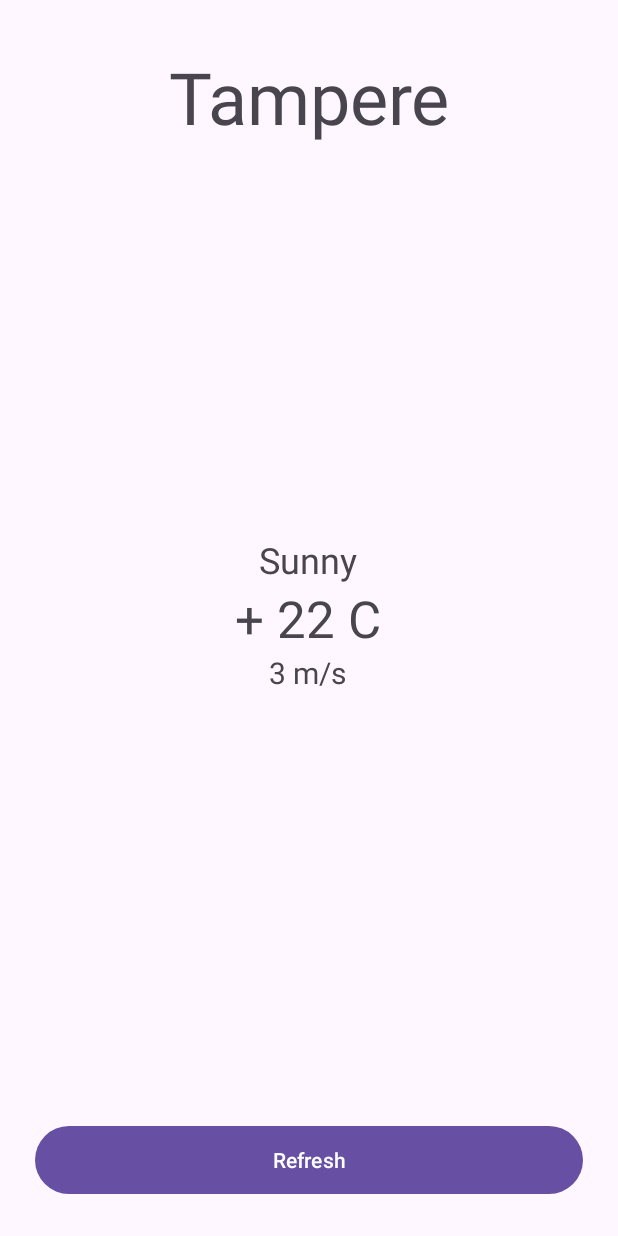
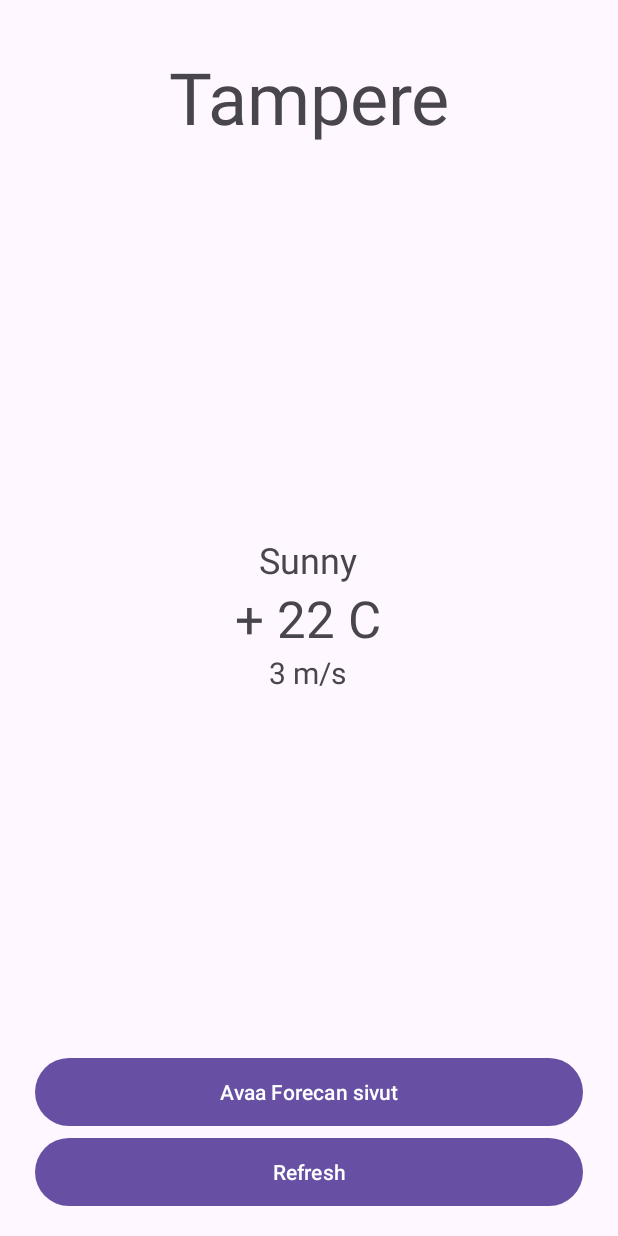
Before and after one commit to hennasavilahti/android-basics, an Android app: the screen it shows after launch (MainActivity), after a tap on "Refresh", on a phone screen of 412 x 824 dp. Run offline under Robolectric (Android 15) with nearby library versions, the phone set to English and light mode, and no system bars; our stand-ins replace Volley; network calls fail.

Commit message:
Finished week 4 assignments

```diff
--- a/week-4/weather-app/app/src/main/java/com/example/weatherapp/MainActivity.java
+++ b/week-4/weather-app/app/src/main/java/com/example/weatherapp/MainActivity.java
@@ -2,8 +2,12 @@ package com.example.weatherapp;
 
 import androidx.appcompat.app.AppCompatActivity;
 
+import android.content.Intent;
+import android.net.Uri;
 import android.os.Bundle;
 import android.view.View;
+import android.widget.TextView;
+import android.widget.Toast;
 
 import com.android.volley.Request;
 import com.android.volley.RequestQueue;
@@ -11,6 +15,9 @@ import com.android.volley.Response;
 import com.android.volley.VolleyError;
 import com.android.volley.toolbox.StringRequest;
 import com.android.volley.toolbox.Volley;
+
+import org.json.JSONException;
+import org.json.JSONObject;
 
 public class MainActivity extends AppCompatActivity {
 
@@ -22,15 +29,45 @@ public class MainActivity extends AppCompatActivity {
 
     public void getWeatherData(View view) {
         // Haetaan säätiedot Volley - kirjastosta
-        // RequestQueue queue = Volley.newRequestQueue(this);
-        String WEATHER_URL = "http://api.openweathermap.org/data/2.5/weather?q=tampere&appid=6018b2f91594758c9da952d55a649364&units=metric";
-        StringRequest request = new StringRequest(Request.Method.GET, WEATHER_URL, response -> {
-            // Säätiedot haettu onnistuneesti. Parsitaan JSON-objekti ja
-        }, error -> {
+        String WEATHER_URL = "https://api.openweathermap.org/data/2.5/weather?q=tampere&appid=6018b2f91594758c9da952d55a649364&units=metric";
+        // Säätiedot haettu onnistuneesti. Parsitaan JSON-objekti ja laitetaan käyttöliittymään haetut tiedot
+        StringRequest request = new StringRequest(Request.Method.GET, WEATHER_URL, this::parseWeatherJsonAndUpdateUi, error -> {
             // Verkkovirhe yms.
+            Toast.makeText(this, "VERKKOVIRHE", Toast.LENGTH_LONG).show();
         });
         // Lähetetään request Volleylla == Lisätään request requestqueueen
         Volley.newRequestQueue(this).add(request);
-        // Tämän jälkeen tullaan jompaan kumpaan callbacking haaraan, kun request on valmis
+    }
+
+    private void parseWeatherJsonAndUpdateUi(String response) {
+        // Parsitaan JSON ja päivitetään näytölle lämpötila, säätila ja tuulen nopeus
+        // Muunnetaan merkkijono JSON objektiksi
+        try {
+            JSONObject weatherJSON = new JSONObject(response);
+            String weather = weatherJSON.getJSONArray("weather").getJSONObject(0).getString("main");
+            double temperature = weatherJSON.getJSONObject("main").getDouble("temp");
+            double wind = weatherJSON.getJSONObject("wind").getDouble("speed");
+
+            TextView weatherTextView = findViewById(R.id.weatherTextView);
+            weatherTextView.setText(weather);
+            TextView temperatureTextView = findViewById(R.id.temperatureTextView);
+            temperatureTextView.setText("" + temperature + "C");
+            TextView windTextView = findViewById(R.id.windTextView);
+            windTextView.setText("" + wind + " m/s");
+
+        } catch (JSONException e) {
+            throw new RuntimeException(e);
+        }
+    }
+
+    public void openWebPage(View view) {
+        String foreca = "https://foreca.fi";
+        Uri forecaUri = Uri.parse(foreca);
+        Intent intent = new Intent(Intent.ACTION_VIEW, forecaUri);
+        try {
+            startActivity(intent);
+        }
+        catch (Exception e) {
+        }
     }
 }
--- a/week-4/weather-app/app/src/main/res/layout/activity_main.xml
+++ b/week-4/weather-app/app/src/main/res/layout/activity_main.xml
@@ -5,6 +5,18 @@
     android:layout_width="match_parent"
     android:layout_height="match_parent"
     tools:context=".MainActivity">
+
+    <Button
+        android:id="@+id/openWeatherPageButton"
+        android:layout_width="365dp"
+        android:layout_height="53dp"
+        android:layout_marginStart="16dp"
+        android:layout_marginEnd="16dp"
+        android:onClick="openWebPage"
+        android:text="Avaa Forecan sivut"
+        app:layout_constraintBottom_toTopOf="@+id/refreshButton"
+        app:layout_constraintEnd_toEndOf="parent"
+        app:layout_constraintStart_toStartOf="parent" />
 
     <TextView
         android:id="@+id/cityNameTextView"
@@ -65,7 +77,7 @@
         android:layout_height="53dp"
         android:layout_marginStart="16dp"
         android:layout_marginEnd="16dp"
-        android:layout_marginBottom="24dp"
+        android:layout_marginBottom="16dp"
         android:onClick="getWeatherData"
         android:text="Refresh"
         app:layout_constraintBottom_toBottomOf="parent"
```
